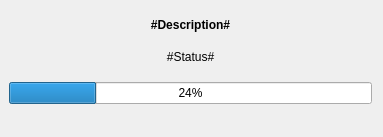
Qt form ThreadedOperation/ThreadedOperationDialog.ui (xmichelo/XMiLib) before a commit.
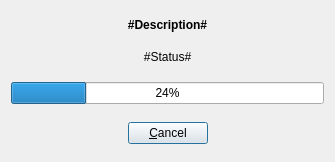
The same form after that commit.

Commit message: Implemented canceling of threaded operation.

Patch:
```diff
--- a/ThreadedOperation/ThreadedOperationDialog.ui
+++ b/ThreadedOperation/ThreadedOperationDialog.ui
@@ -6,8 +6,8 @@
    <rect>
     <x>0</x>
     <y>0</y>
-    <width>383</width>
-    <height>137</height>
+    <width>335</width>
+    <height>162</height>
    </rect>
   </property>
   <property name="windowTitle">
@@ -17,14 +17,11 @@
    <property name="spacing">
     <number>18</number>
    </property>
-   <property name="leftMargin">
-    <number>9</number>
-   </property>
    <property name="topMargin">
     <number>18</number>
    </property>
    <property name="bottomMargin">
-    <number>18</number>
+    <number>0</number>
    </property>
    <item>
     <widget class="QLabel" name="labelDescription">
@@ -59,6 +56,43 @@
      </property>
     </widget>
    </item>
+   <item>
+    <layout class="QHBoxLayout" name="horizontalLayout">
+     <item>
+      <spacer name="horizontalSpacer">
+       <property name="orientation">
+        <enum>Qt::Horizontal</enum>
+       </property>
+       <property name="sizeHint" stdset="0">
+        <size>
+         <width>40</width>
+         <height>10</height>
+        </size>
+       </property>
+      </spacer>
+     </item>
+     <item>
+      <widget class="QPushButton" name="buttonCancel">
+       <property name="text">
+        <string>&amp;Cancel</string>
+       </property>
+      </widget>
+     </item>
+     <item>
+      <spacer name="horizontalSpacer_2">
+       <property name="orientation">
+        <enum>Qt::Horizontal</enum>
+       </property>
+       <property name="sizeHint" stdset="0">
+        <size>
+         <width>40</width>
+         <height>10</height>
+        </size>
+       </property>
+      </spacer>
+     </item>
+    </layout>
+   </item>
    <item>
     <spacer name="verticalSpacer">
      <property name="orientation">
@@ -66,8 +100,8 @@
      </property>
      <property name="sizeHint" stdset="0">
       <size>
-       <width>20</width>
-       <height>40</height>
+       <width>17</width>
+       <height>16</height>
       </size>
      </property>
     </spacer>
```
Left out of the diff: 43 changed lines with no effect on the pictures. The commit also changes 9 other files.
